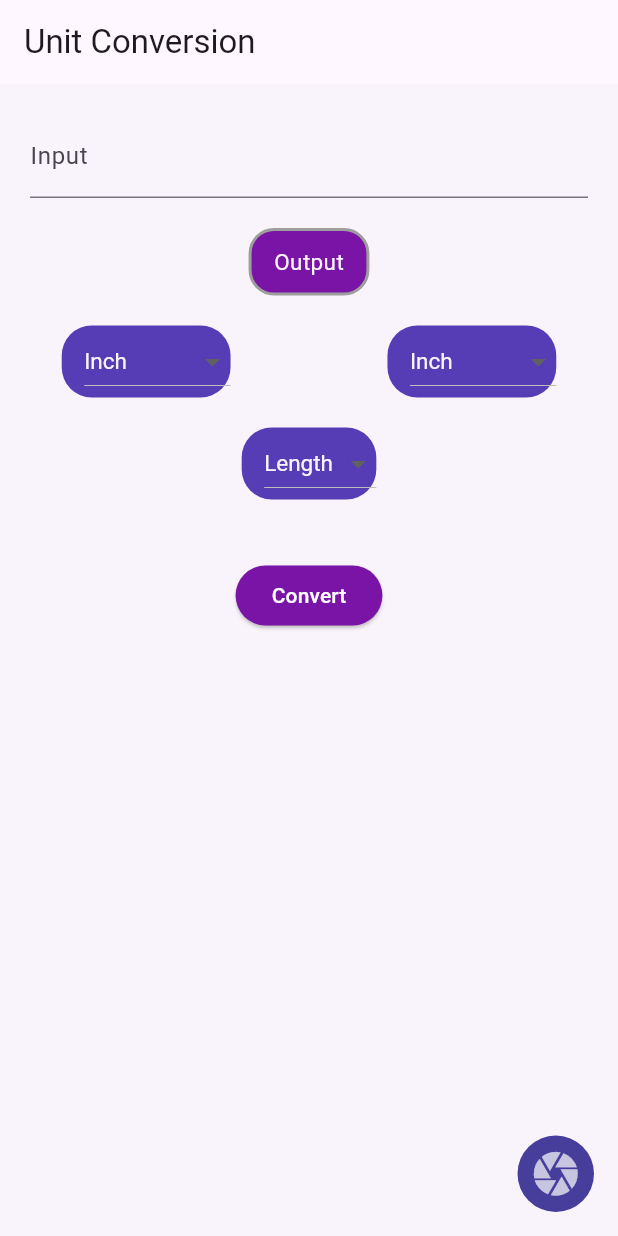
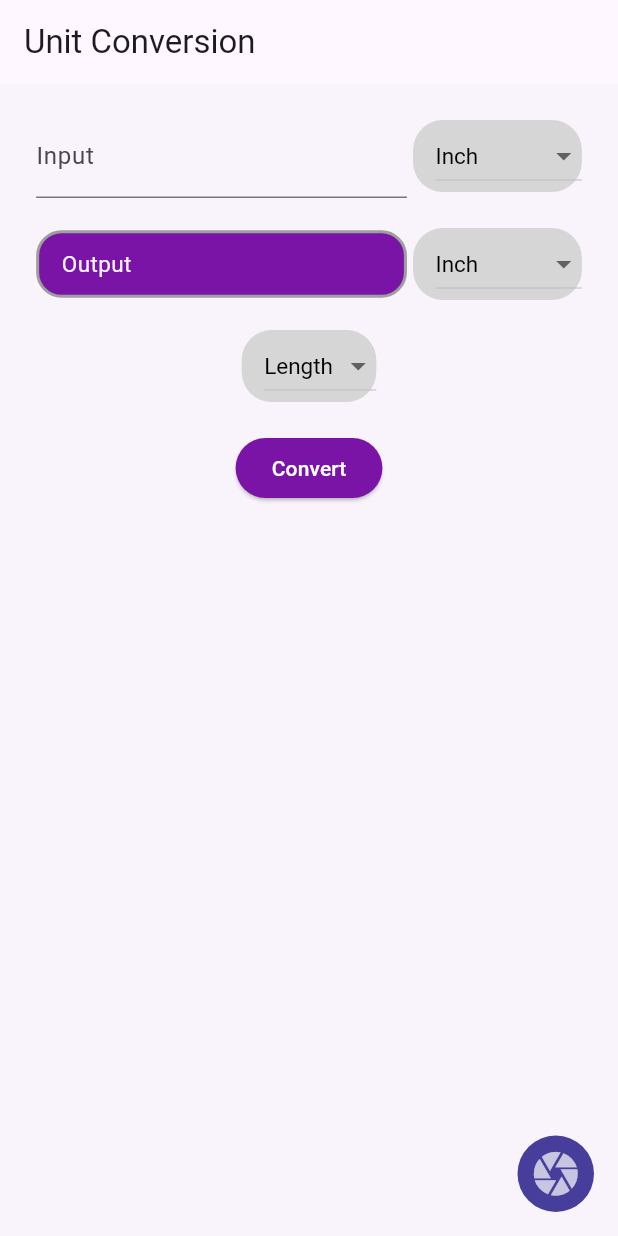
Before and after one commit to AMfaraz/Unit-Converter, a Flutter app: the screen it shows after launch, on a phone screen of 412 x 824 dp. Run offline on Flutter 3.47's test engine with Material 3 defaults, Android fonts, the light colour scheme and no system bars; our stand-ins replace image_cropper, image_picker; missing offline and left inert: google_mlkit_text_recognition, units_converter.

Commit message:
Now trying to do some designing

```diff
--- a/lib/screens/convo.dart
+++ b/lib/screens/convo.dart
@@ -66,13 +66,16 @@ class _ConvoScreenState extends State<ConvoScreen> {
       // setState(() {
       //   _inputController.text=value;
       // });
-      Map<String,String> regexed=regexing(value);
+      Map<String, String> regexed = regexing(value);
 
-      if(regexed["value"]==null || !shortToLong.containsKey(regexed["unit"]) ){
-           showDialog(context: context,builder: (BuildContext context) {
+      if (regexed["value"] == null ||
+          !shortToLong.containsKey(regexed["unit"])) {
+        showDialog(
+          context: context,
+          builder: (BuildContext context) {
             return AlertDialog(
-          title:  const Text("Error"),
-          content:  const Text("No meausrement found for conversion"),
+              title: const Text("Error"),
+              content: const Text("No meausrement found for conversion"),
               actions: <Widget>[
                 TextButton(
                   style: TextButton.styleFrom(
@@ -82,12 +85,12 @@ class _ConvoScreenState extends State<ConvoScreen> {
                   onPressed: () {
                     Navigator.of(context).pop();
                   },
-            ),],
+                ),
+              ],
             );
-      },);
-      }
-
-      else{
+          },
+        );
+      } else {
         Navigator.push(
             context,
             MaterialPageRoute(
@@ -95,7 +98,8 @@ class _ConvoScreenState extends State<ConvoScreen> {
                       img: imageFile!,
                       value: regexed["value"]!,
                       unit: regexed["unit"]!,
-                  )));}
+                    )));
+      }
     }
   }
 
@@ -121,17 +125,40 @@ class _ConvoScreenState extends State<ConvoScreen> {
           child: Column(
             mainAxisAlignment: MainAxisAlignment.center,
             children: <Widget>[
-              TextFormField(
+
+              //input
+              Row(
+                mainAxisAlignment: MainAxisAlignment.spaceEvenly,
+                children: [
+                  SizedBox(
+                    width: MediaQuery.of(context).size.width*0.6,
+                    child: TextFormField(
                       decoration: const InputDecoration(
                         labelText: "Input",
                         hintText: "Input the value",
                       ),
                       controller: _inputController,
                     ),
+                  ),
 
+                  //from
+              DropDownSelection(
+                  value: inputType, valueList: inputList, func: inputChange),
+                ],
+              ),
+
+              const SizedBox(
+                height: 20,
+              ),
+
+
+              //output
+              Row(
+                mainAxisAlignment: MainAxisAlignment.spaceEvenly,
                 //result
+                children: [
                   Container(
-                margin: const EdgeInsets.all(20),
+                    width: MediaQuery.of(context).size.width*0.6,
                     padding:
                         const EdgeInsets.symmetric(horizontal: 15, vertical: 10),
                     decoration: BoxDecoration(
@@ -146,30 +173,20 @@ class _ConvoScreenState extends State<ConvoScreen> {
                     ),
                   ),
 
-              //from/to
-              Row(
-                mainAxisAlignment: MainAxisAlignment.spaceAround,
-                children: <Widget>[
-                  //from
+                   //to
               DropDownSelection(
-                      value: inputType,
-                      valueList: inputList,
-                      func: inputChange),
-
-                  const SizedBox(
-                    width: 20,
+                  value: outputType, valueList: outputList, func: outputChange),
+                ],
               ),
 
-                  //to
-                  DropDownSelection(
-                      value: outputType,
-                      valueList: outputList,
-                      func: outputChange),
-                ],
-              ),
+
+
+
               const SizedBox(
                 height: 20,
               ),
+              //category
+
               //category
               DropDownSelection(
                   value: categoryValue,
@@ -181,7 +198,6 @@ class _ConvoScreenState extends State<ConvoScreen> {
               ),
 
               Container(
-                margin: const EdgeInsets.all(20),
                 child: ElevatedButton(
                   style: ElevatedButton.styleFrom(
                     backgroundColor: mainColor,
@@ -193,7 +209,10 @@ class _ConvoScreenState extends State<ConvoScreen> {
                       result = answer;
                     });
                   },
-                  child: const Text("Convert",style:TextStyle(color: Colors.white),),
+                  child: const Text(
+                    "Convert",
+                    style: TextStyle(color: Colors.white),
+                  ),
                 ),
               )
             ],
--- a/lib/widget/drop_down_selection.dart
+++ b/lib/widget/drop_down_selection.dart
@@ -17,13 +17,13 @@ class DropDownSelection extends StatelessWidget {
     return Container(
       padding: const EdgeInsets.only(left: 15),
       decoration: BoxDecoration(
-        color: buttonColor,
+        color: Colors.grey[350],
         borderRadius: BorderRadius.circular(20),
       ),
       child: DropdownButton(
         elevation: 5,
-        borderRadius: BorderRadius.circular(30),
-        style: const TextStyle(color: backgroudColor, fontSize: 15),
+        borderRadius: BorderRadius.circular(15),
+        style: const TextStyle(color: Colors.black, fontSize: 15),
         dropdownColor: buttonColor,
         value: value,
         items: valueList
```
Lines whose indentation alone changed are shown as unchanged.
